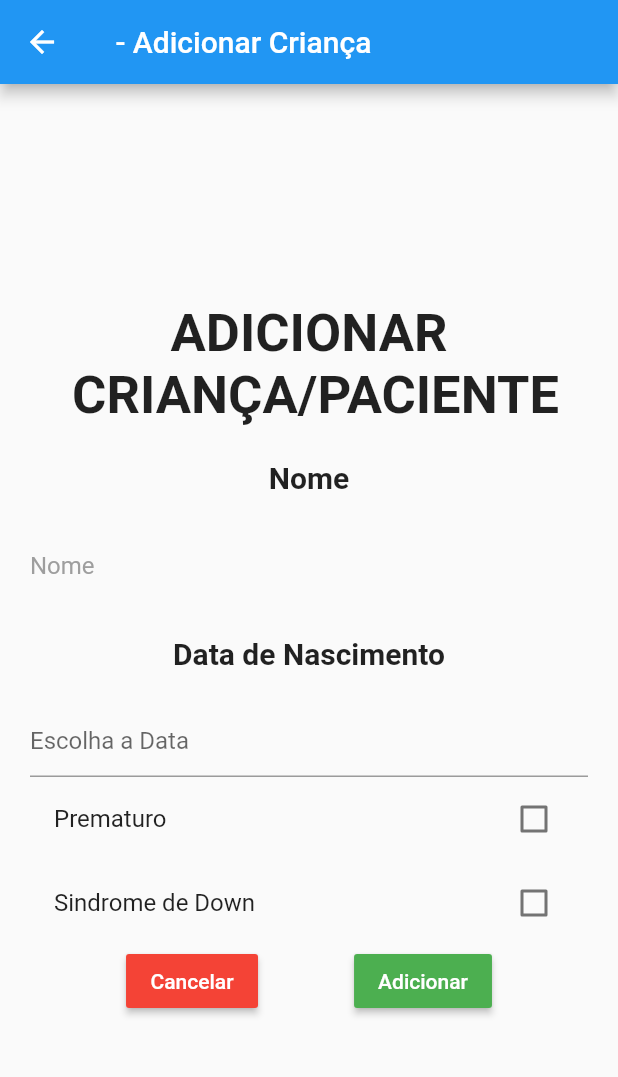
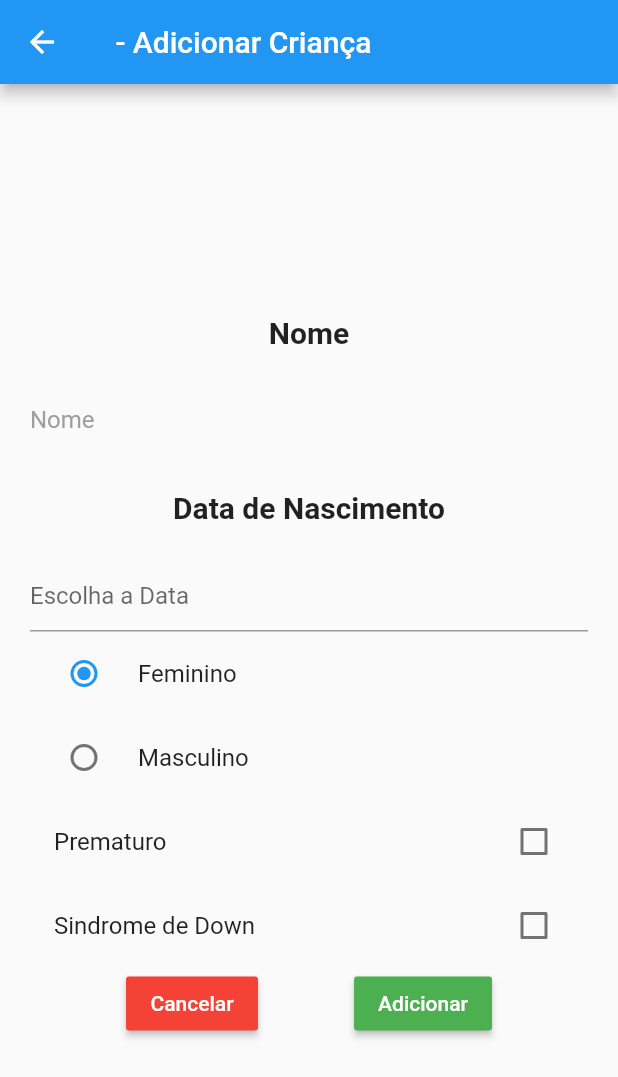
Before and after one commit to AraujoNivaldo/projeto_crescer, a Flutter app: the telaPrincipal screen opened directly, after a tap on the "add" icon, on a phone screen of 412 x 824 dp. Shown: the top 1077 px of the screen. Run offline on Flutter 3.47's test engine with Material 2 defaults, Android fonts, the light colour scheme and no system bars; our stand-ins replace cloud_firestore, firebase_core, fluttertoast, syncfusion_flutter_charts; accounts and stored records are empty.

Commit message:
added color and gender

```diff
--- a/lib/child.dart
+++ b/lib/child.dart
@@ -5,6 +5,7 @@ class Child {
   final String childBirth;
   final bool isPrematuro;
   final bool isSDD;
+  final String gender;
 
   Child(
       {this.id,
@@ -12,5 +13,6 @@ class Child {
       this.childName,
       this.childBirth,
       this.isPrematuro,
-      this.isSDD});
+      this.isSDD,
+      this.gender});
 }
--- a/lib/telaAddCrianca.dart
+++ b/lib/telaAddCrianca.dart
@@ -30,7 +30,8 @@ class _telaAddCrianca extends State<telaAddCrianca> {
           'childName': childName.text,
           'childBirth': childBirth.text,
           'isPrematuro': isChecked,
-          'isSDD': isChecked2
+          'isSDD': isChecked2,
+          'gender': grupo
         })
         .then((value) => {
               Fluttertoast.showToast(
@@ -63,8 +64,10 @@ class _telaAddCrianca extends State<telaAddCrianca> {
     super.dispose();
   }
 
+    String grupo = "F";
   @override
   Widget build(BuildContext context) {
+
     return Scaffold(
       appBar: AppBar(
         title: Text(Env.loggedUser.name + " - Adicionar Criança"),
@@ -75,11 +78,6 @@ class _telaAddCrianca extends State<telaAddCrianca> {
           child: Column(
             mainAxisAlignment: MainAxisAlignment.center,
             children: <Widget>[
-              Text(
-                'ADICIONAR \n CRIANÇA/PACIENTE',
-                textAlign: TextAlign.center,
-                style: TextStyle(fontWeight: FontWeight.bold, fontSize: 35),
-              ),
               Text(
                 '\nNome\n',
                 textAlign: TextAlign.center,
@@ -115,6 +113,26 @@ class _telaAddCrianca extends State<telaAddCrianca> {
                     date = DateTime.now();
                   }
                   childBirth.text = date.toString().substring(0, 10);
+                },
+              ),
+              RadioListTile<String>(
+                title: const Text('Feminino'),
+                value: 'F',
+                groupValue: grupo,
+                onChanged: (String value) {
+                  setState(() {
+                    grupo = value;
+                  });
+                },
+              ),
+              RadioListTile<String>(
+                title: const Text('Masculino'),
+                value: 'M',
+                groupValue: grupo,
+                onChanged: (String value) {
+                  setState(() {
+                    grupo = value;
+                  });
                 },
               ),
               CheckboxListTile(
--- a/lib/telaPrincipal.dart
+++ b/lib/telaPrincipal.dart
@@ -28,7 +28,7 @@ class _telaPrincipal extends State<telaPrincipal> {
         leading: Icon(
           icon,
           size: 50,
-          color: Colors.blue[500],
+          color:(crianca.gender.compareTo("M") == 0)? Colors.blue[500] : Colors.pink[500],
         ),
         onTap: () {
                     Navigator.push(
@@ -78,6 +78,7 @@ class _telaPrincipal extends State<telaPrincipal> {
                   String childBirth;
                   bool isPrematuro;
                   bool isSDD;
+                  String gender;
                   snapshot.data.docs.forEach((element) {
                     childId = element.id;
                     userId = element.get('userId');
@@ -85,6 +86,7 @@ class _telaPrincipal extends State<telaPrincipal> {
                     childBirth = element.get('childBirth');
                     isPrematuro = element.get('isPrematuro');
                     isSDD = element.get('isSDD');
+                    gender = element.get('gender');
 
                     Child crianca = new Child(
                         id: childId,
@@ -92,7 +94,8 @@ class _telaPrincipal extends State<telaPrincipal> {
                         childName: childName,
                         childBirth: childBirth,
                         isPrematuro: isPrematuro,
-                        isSDD: isSDD);
+                        isSDD: isSDD,
+                        gender: gender);
                     newList.add(crianca);
                           });
                           newList.sort((a, b) {
```
